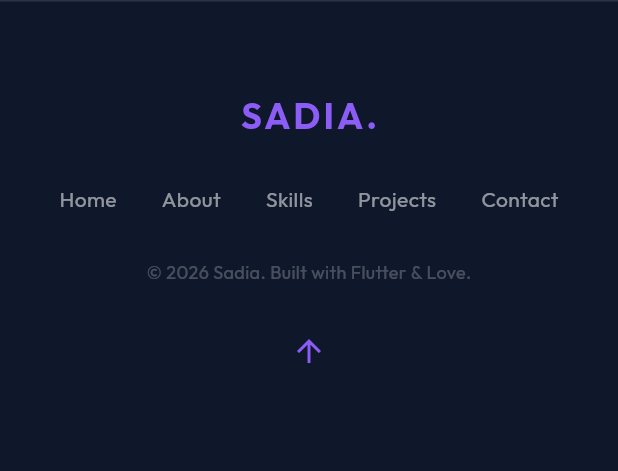
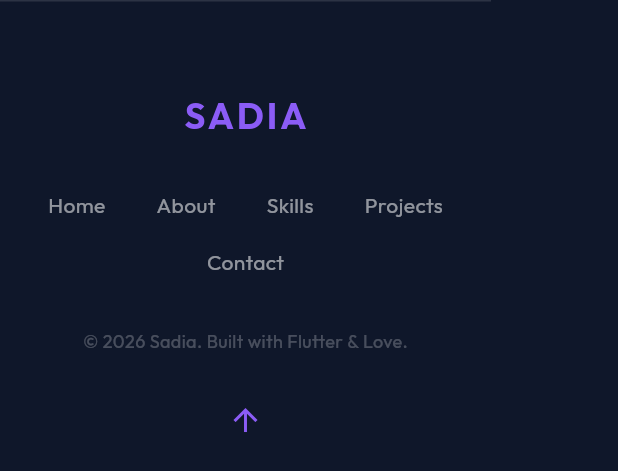
Before and after one commit to sadiascode/Portfolio, a Flutter app: the Footer widget shown alone on an empty page, opened directly, on a phone screen of 412 x 824 dp. Shown: the top 471 px of the screen. Run offline on Flutter 3.47's test engine with Material 3 defaults, Android fonts, the phone set to English and light mode, and no system bars; our stand-ins replace animated_text_kit, flutter_animate, flutter_riverpod, flutter_svg, font_awesome_flutter, go_router and 2 more; network calls fail.

Commit message:
make the footer responsive

```diff
--- a/lib/shared/widgets/footer.dart
+++ b/lib/shared/widgets/footer.dart
@@ -7,30 +7,34 @@ class Footer extends StatelessWidget {
 
   @override
   Widget build(BuildContext context) {
+    final bool isSmallScreen = MediaQuery.of(context).size.width < 600;
     return Container(
-      padding: const EdgeInsets.symmetric(vertical: 60, horizontal: 20),
+      padding: EdgeInsets.symmetric(
+        vertical: 60,
+        horizontal: isSmallScreen ? 20 : 80,
+      ),
       decoration: BoxDecoration(
         color: AppColors.darkBackground,
         border: const Border(top: BorderSide(color: Colors.white12)),
       ),
       child: Column(
+        mainAxisSize: MainAxisSize.min,
         children: [
-          Row(
-            mainAxisAlignment: MainAxisAlignment.center,
-            children: [
+          // Branding / Title
           Text(
-                'SADIA.',
+            'SADIA',
             style: Theme.of(context).textTheme.headlineSmall?.copyWith(
                   fontWeight: FontWeight.bold,
                   letterSpacing: 2,
                   color: AppColors.primary,
                 ),
           ),
-            ],
-          ),
           const SizedBox(height: 30),
-          Row(
-            mainAxisAlignment: MainAxisAlignment.center,
+          // Links – responsive layout
+          Wrap(
+            alignment: WrapAlignment.center,
+            spacing: isSmallScreen ? 10 : 30,
+            runSpacing: 10,
             children: [
               _footerLink(context, 'Home', 'hero'),
               _footerLink(context, 'About', 'about'),
@@ -55,10 +59,10 @@ class Footer extends StatelessWidget {
   }
 
   Widget _footerLink(BuildContext context, String title, String section) {
-    return Padding(
-      padding: const EdgeInsets.symmetric(horizontal: 15),
-      child: InkWell(
+    return InkWell(
       onTap: () => ScrollService.scrollTo(section),
+      child: Padding(
+        padding: const EdgeInsets.symmetric(horizontal: 12, vertical: 4),
         child: Text(
           title,
           style: const TextStyle(color: Colors.white54, fontSize: 14),
```
Lines whose indentation alone changed are shown as unchanged.
